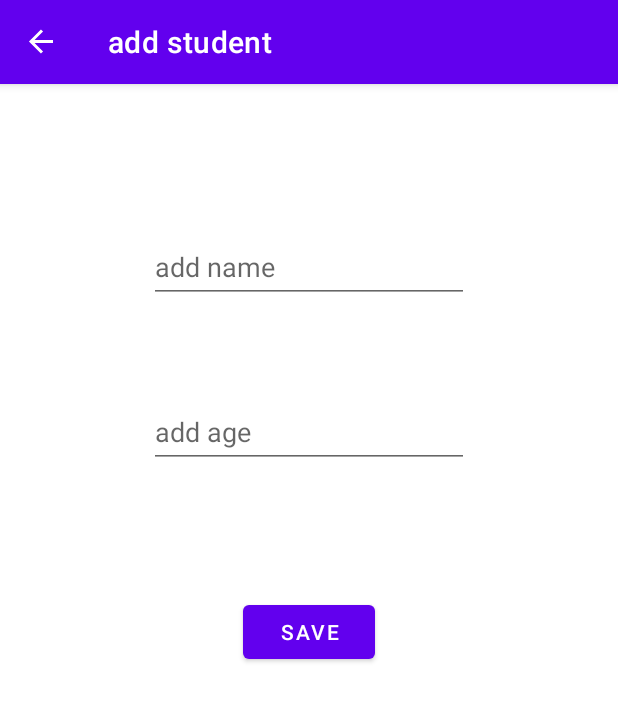
After one commit to Ibrahim-FJ/DatabaseTraining, an Android app: the AddStudentFragment screen opened through its navigation route, on a phone screen of 412 x 824 dp. The commit adds this screen. Shown: the top 701 px of the screen. Run offline under Robolectric (Android 15) with nearby library versions, the phone set to English and light mode, and no system bars; our stand-ins replace navigation-ui.

Commit message:
fragment add student

```diff
--- a/app/build.gradle
+++ b/app/build.gradle
@@ -57,6 +57,7 @@ dependencies {
 
     // Room
     implementation "androidx.room:room-runtime:$room_version"
+    implementation 'androidx.legacy:legacy-support-v4:1.0.0'
     kapt "androidx.room:room-compiler:$room_version"
     implementation "androidx.room:room-ktx:$room_version"
 
--- a/app/src/main/java/com/example/databasetraining/MainActivity.kt
+++ b/app/src/main/java/com/example/databasetraining/MainActivity.kt
@@ -3,26 +3,28 @@ package com.example.databasetraining
 import androidx.appcompat.app.AppCompatActivity
 import android.os.Bundle
 import androidx.activity.viewModels
+import androidx.navigation.NavController
+import androidx.navigation.fragment.NavHostFragment
+import androidx.navigation.ui.NavigationUI
 import com.example.databasetraining.databinding.ActivityMainBinding
 import com.example.databasetraining.viewmodel.StudentViewModel
 import com.example.databasetraining.viewmodel.StudentViewModelFactory
 
-class MainActivity : AppCompatActivity() {
-    private var binding: ActivityMainBinding? = null
-    private val studentViewModel: StudentViewModel by viewModels {
-        StudentViewModelFactory((application as StudentApplication).database.studentDao())
-    }
-
-
+class MainActivity : AppCompatActivity(R.layout.activity_main) {
+    private lateinit var navController: NavController
 
     override fun onCreate(savedInstanceState: Bundle?) {
         super.onCreate(savedInstanceState)
 
-        binding = ActivityMainBinding.inflate(layoutInflater)
-        setContentView(binding?.root)
 
+        val navHostFragment = supportFragmentManager
+            .findFragmentById(R.id.nav_host_fragment) as NavHostFragment
+        navController = navHostFragment.navController
+        NavigationUI.setupActionBarWithNavController(this, navController)
+    }
 
-
+    override fun onSupportNavigateUp(): Boolean {
+        return navController.navigateUp() || super.onSupportNavigateUp()
     }
 
 
--- /dev/null
+++ b/app/src/main/java/com/example/databasetraining/fragment/AddStudentFragment.kt
@@ -0,0 +1,47 @@
+package com.example.databasetraining.fragment
+
+import android.os.Bundle
+import androidx.fragment.app.Fragment
+import android.view.LayoutInflater
+import android.view.View
+import android.view.ViewGroup
+import androidx.fragment.app.activityViewModels
+import androidx.navigation.fragment.findNavController
+import com.example.databasetraining.R
+import com.example.databasetraining.StudentApplication
+import com.example.databasetraining.databinding.FragmentAddStudentBinding
+import com.example.databasetraining.viewmodel.StudentViewModel
+import com.example.databasetraining.viewmodel.StudentViewModelFactory
+
+
+class AddStudentFragment : Fragment() {
+    private var binding: FragmentAddStudentBinding? = null
+    private val studentViewModel: StudentViewModel by activityViewModels {
+        StudentViewModelFactory((activity?.application as StudentApplication).database.studentDao())
+    }
+
+    override fun onCreateView(
+        inflater: LayoutInflater,
+        container: ViewGroup?,
+        savedInstanceState: Bundle?
+    ): View? {
+        binding = FragmentAddStudentBinding.inflate(inflater, container, false)
+        return binding?.root
+    }
+
+    override fun onViewCreated(view: View, savedInstanceState: Bundle?) {
+        super.onViewCreated(view, savedInstanceState)
+
+        binding?.saveButtonAddStudentFragment?.setOnClickListener {
+            studentViewModel.addNewStudent(
+                binding?.nameEdittextAddStudentFragment?.text.toString(),
+                Integer.parseInt(binding?.ageEdittextAddStudentFragment?.text.toString())
+            )
+
+            findNavController().navigate(R.id.action_addStudentFragment_to_listStudentFragment)
+
+        }
+
+
+    }
+}
--- a/app/src/main/java/com/example/databasetraining/ListStudentFragment.kt
+++ b/app/src/main/java/com/example/databasetraining/fragment/ListStudentFragment.kt
@@ -1,11 +1,15 @@
-package com.example.databasetraining
+package com.example.databasetraining.fragment
 
 import android.os.Bundle
 import androidx.fragment.app.Fragment
 import android.view.LayoutInflater
 import android.view.View
 import android.view.ViewGroup
+import android.widget.Toast
 import androidx.fragment.app.activityViewModels
+import androidx.navigation.fragment.findNavController
+import com.example.databasetraining.R
+import com.example.databasetraining.StudentApplication
 import com.example.databasetraining.adapter.StudentListAdapter
 import com.example.databasetraining.databinding.FragmentListStudentBinding
 import com.example.databasetraining.viewmodel.StudentViewModel
@@ -31,7 +35,10 @@ class ListStudentFragment : Fragment() {
     override fun onViewCreated(view: View, savedInstanceState: Bundle?) {
         super.onViewCreated(view, savedInstanceState)
 
-        val adapter = StudentListAdapter()
+        val adapter = StudentListAdapter{
+            it.studentName
+            Toast.makeText(requireContext(), it.studentName, Toast.LENGTH_SHORT).show()
+        }
         binding?.studentRecyclerView?.adapter = adapter
         studentViewModel.allStudents.observe(viewLifecycleOwner){
             it.let {
@@ -39,6 +46,12 @@ class ListStudentFragment : Fragment() {
             }
         }
 
+        binding?.addStudentFloatingbuttonListFragment?.setOnClickListener {
+            findNavController().navigate(R.id.action_listStudentFragment_to_addStudentFragment)
+
+        }
+
     }
 
+
 }
--- a/app/src/main/res/layout/activity_main.xml
+++ b/app/src/main/res/layout/activity_main.xml
@@ -8,12 +8,14 @@
 
 
     <androidx.fragment.app.FragmentContainerView
-        android:id="@+id/fragmentContainerView"
-        android:name="com.example.databasetraining.ListStudentFragment"
+        android:id="@+id/nav_host_fragment"
+        android:name="androidx.navigation.fragment.NavHostFragment"
+        app:defaultNavHost="true"
+        app:navGraph="@navigation/nav_graph"
         android:layout_width="match_parent"
         android:layout_height="match_parent"
         app:layout_constraintBottom_toBottomOf="parent"
         app:layout_constraintEnd_toEndOf="parent"
         app:layout_constraintStart_toStartOf="parent"
-        app:layout_constraintTop_toTopOf="parent" />
+        app:layout_constraintTop_toTopOf="parent"/>
 </androidx.constraintlayout.widget.ConstraintLayout>
--- /dev/null
+++ b/app/src/main/res/layout/fragment_add_student.xml
@@ -0,0 +1,46 @@
+<?xml version="1.0" encoding="utf-8"?>
+<androidx.constraintlayout.widget.ConstraintLayout xmlns:android="http://schemas.android.com/apk/res/android"
+    xmlns:app="http://schemas.android.com/apk/res-auto"
+    xmlns:tools="http://schemas.android.com/tools"
+    android:layout_width="match_parent"
+    android:layout_height="match_parent"
+    tools:context=".fragment.AddStudentFragment">
+
+
+    <EditText
+        android:id="@+id/name_edittext_add_student_fragment"
+        android:layout_width="wrap_content"
+        android:layout_height="wrap_content"
+        android:layout_marginTop="98dp"
+        android:ems="10"
+        android:hint="add name"
+        android:inputType="textPersonName"
+        android:minHeight="48dp"
+        app:layout_constraintEnd_toEndOf="parent"
+        app:layout_constraintStart_toStartOf="parent"
+        app:layout_constraintTop_toTopOf="parent" />
+
+    <EditText
+        android:id="@+id/age_edittext_add_student_fragment"
+        android:layout_width="wrap_content"
+        android:layout_height="wrap_content"
+        android:layout_marginTop="62dp"
+        android:ems="10"
+        android:hint="add age"
+        android:inputType="number"
+        android:minHeight="48dp"
+        app:layout_constraintEnd_toEndOf="@+id/name_edittext_add_student_fragment"
+        app:layout_constraintStart_toStartOf="@+id/name_edittext_add_student_fragment"
+        app:layout_constraintTop_toBottomOf="@+id/name_edittext_add_student_fragment" />
+
+    <Button
+        android:id="@+id/save_button_add_student_fragment"
+        android:layout_width="wrap_content"
+        android:layout_height="wrap_content"
+        android:layout_marginBottom="293dp"
+        android:text="Save"
+        app:layout_constraintBottom_toBottomOf="parent"
+        app:layout_constraintEnd_toEndOf="@+id/age_edittext_add_student_fragment"
+        app:layout_constraintStart_toStartOf="@+id/age_edittext_add_student_fragment"
+        app:layout_constraintTop_toBottomOf="@+id/age_edittext_add_student_fragment" />
+</androidx.constraintlayout.widget.ConstraintLayout>
--- /dev/null
+++ b/app/src/main/res/navigation/nav_graph.xml
@@ -0,0 +1,26 @@
+<?xml version="1.0" encoding="utf-8"?>
+<navigation xmlns:android="http://schemas.android.com/apk/res/android"
+    xmlns:app="http://schemas.android.com/apk/res-auto"
+    xmlns:tools="http://schemas.android.com/tools"
+    android:id="@+id/nav_graph"
+    app:startDestination="@id/listStudentFragment">
+
+    <fragment
+        android:id="@+id/addStudentFragment"
+        android:name="com.example.databasetraining.fragment.AddStudentFragment"
+        android:label="add student"
+        tools:layout="@layout/fragment_add_student">
+        <action
+            android:id="@+id/action_addStudentFragment_to_listStudentFragment"
+            app:destination="@id/listStudentFragment" />
+    </fragment>
+    <fragment
+        android:id="@+id/listStudentFragment"
+        android:name="com.example.databasetraining.fragment.ListStudentFragment"
+        android:label="Students"
+        tools:layout="@layout/fragment_list_student">
+        <action
+            android:id="@+id/action_listStudentFragment_to_addStudentFragment"
+            app:destination="@id/addStudentFragment" />
+    </fragment>
+</navigation>
```
Also changed, not shown: app/src/main/java/com/example/databasetraining/adapter/StudentListAdapter.kt (+7 -4 lines), app/src/main/res/layout/fragment_list_student.xml (+25 -7 lines), app/src/main/res/layout/list_student_item.xml (+7 -5 lines).
